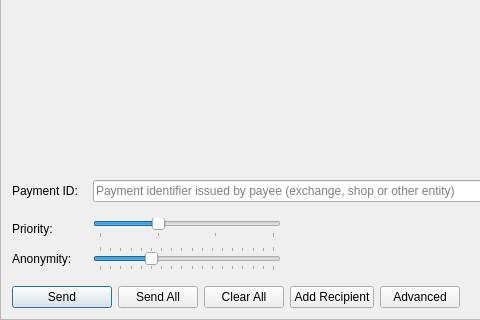
Old version of the form src/gui/ui/sendframe.ui in the repository cryptonotefoundation/cryptonotewallet; both pictures show x 0 to 480 and y 270 to 590 of the 866 by 590 pixel window.
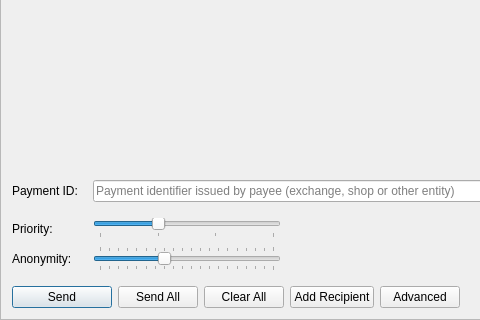
New version of the form. Icons and pictures are not drawn.

Commit message: Update core and bring back zero mixin to send

Diff of the .ui file:
```diff
--- a/src/gui/ui/sendframe.ui
+++ b/src/gui/ui/sendframe.ui
@@ -205,7 +205,7 @@
              </size>
             </property>
             <property name="minimum">
-             <number>2</number>
+             <number>0</number>
             </property>
             <property name="maximum">
              <number>19</number>
```
